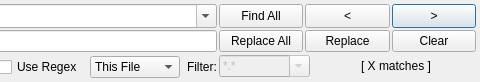
Before: the Qt Designer form src/search/searchdialog.ui in GAMS-dev/studio, drawn with Qt 5; both pictures show x 218 to 698 and y 0 to 82 of the 698 by 82 pixel window.
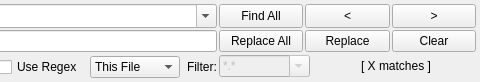
After: the same form once the commit is applied.

Commit message: fixed enter key being used for Find Next

Diff of the .ui file:
```diff
--- a/src/search/searchdialog.ui
+++ b/src/search/searchdialog.ui
@@ -102,8 +102,11 @@
      <property name="text">
       <string>&gt;</string>
      </property>
+     <property name="autoDefault">
+      <bool>false</bool>
+     </property>
      <property name="default">
-      <bool>true</bool>
+      <bool>false</bool>
      </property>
     </widget>
    </item>
```
